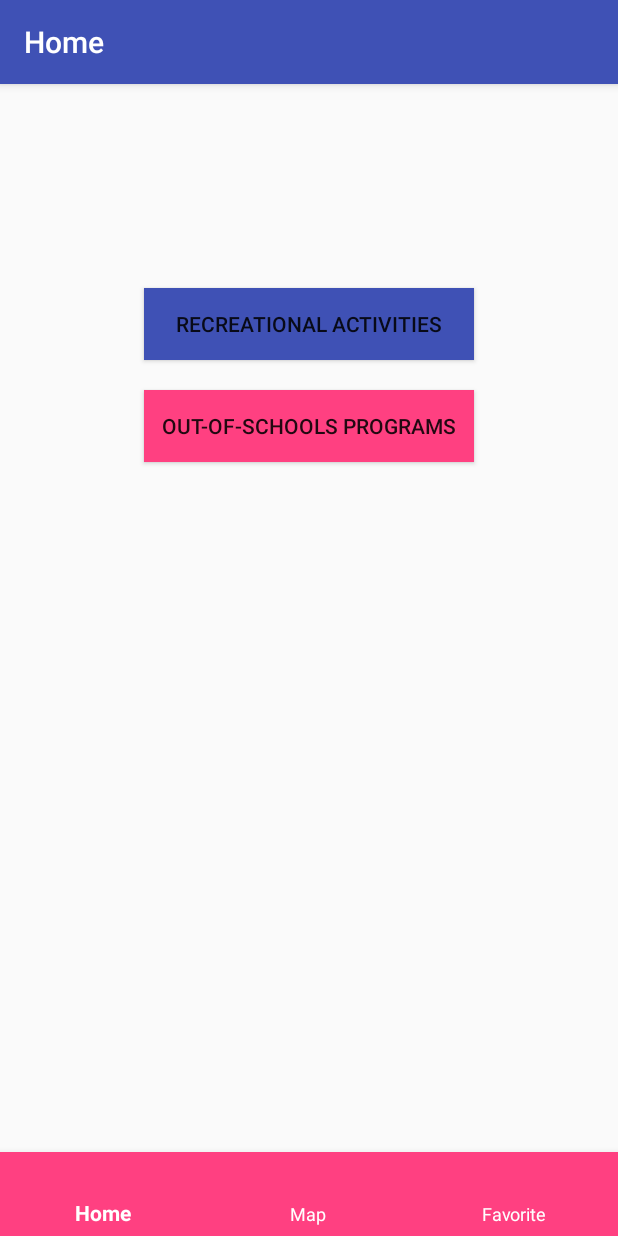
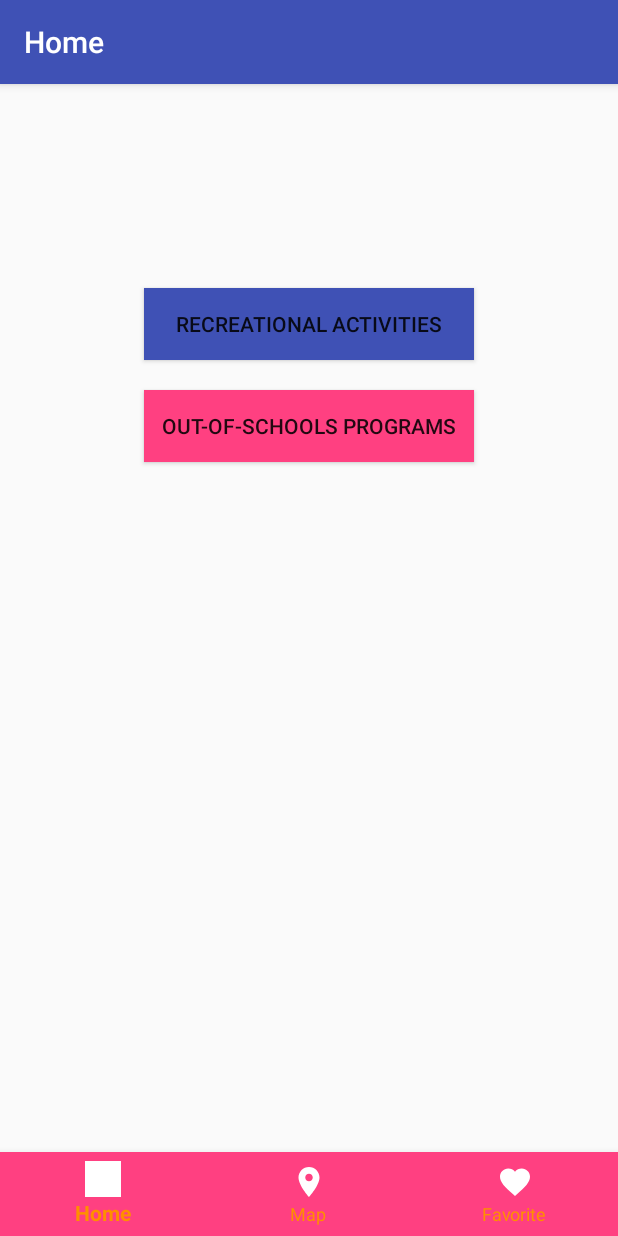
Before and after one commit to mrahimov/Hackathon, an Android app: the screen it shows after launch (MainActivity), on a phone screen of 412 x 824 dp. Run offline under Robolectric (Android 15) with nearby library versions, the phone set to English and light mode, and no system bars.

Commit message:
before his pull

```diff
--- /dev/null
+++ b/app/src/main/res/drawable/home.xml
@@ -0,0 +1,9 @@
+<vector xmlns:android="http://schemas.android.com/apk/res/android"
+        android:width="24dp"
+        android:height="24dp"
+        android:viewportWidth="24.0"
+        android:viewportHeight="24.0">
+    <path
+        android:fillColor="#FF000000"
+        android:pathData="M10,20v-6h4v6h5v-8h3L12,3 2,12h3v8z"/>
+</vector>
--- /dev/null
+++ b/app/src/main/res/drawable/map.xml
@@ -0,0 +1,9 @@
+<vector xmlns:android="http://schemas.android.com/apk/res/android"
+        android:width="24dp"
+        android:height="24dp"
+        android:viewportWidth="24.0"
+        android:viewportHeight="24.0">
+    <path
+        android:fillColor="#FF000000"
+        android:pathData="M12,2C8.13,2 5,5.13 5,9c0,5.25 7,13 7,13s7,-7.75 7,-13c0,-3.87 -3.13,-7 -7,-7zM12,11.5c-1.38,0 -2.5,-1.12 -2.5,-2.5s1.12,-2.5 2.5,-2.5 2.5,1.12 2.5,2.5 -1.12,2.5 -2.5,2.5z"/>
+</vector>
--- a/app/src/main/res/layout/activity_main.xml
+++ b/app/src/main/res/layout/activity_main.xml
@@ -22,7 +22,7 @@
         app:itemBackground="@color/colorAccent"
         android:foreground="?attr/selectableItemBackground"
         app:itemIconTint="@android:color/white"
-        app:itemTextColor="@android:color/white"
+        app:itemTextColor="#ff8f00"
         app:menu="@menu/navigation" />
 
 </android.support.design.widget.CoordinatorLayout>
--- a/app/src/main/res/layout/fragment_out_of_school_programs.xml
+++ b/app/src/main/res/layout/fragment_out_of_school_programs.xml
@@ -10,8 +10,8 @@
         android:id="@+id/tab_layout"
         android:layout_width="match_parent"
         android:layout_gravity="top"
-        android:background="@color/colorPrimary"
-        app:tabIndicatorColor="@color/colorAccent"
+        android:background="#ff8f00"
+        app:tabIndicatorColor="#ff8f00"
         android:theme="@style/ThemeOverlay.AppCompat.Dark.ActionBar"
         android:layout_height="?attr/actionBarSize"/>
 
--- a/app/src/main/res/menu/navigation.xml
+++ b/app/src/main/res/menu/navigation.xml
@@ -3,14 +3,17 @@
 
     <item
         android:id="@+id/navigation_home"
-        android:title="Home" />
+        android:title="Home"
+        android:icon="@drawable/home" />
 
     <item
         android:id="@+id/navigation_map"
-        android:title="Map" />
+        android:title="Map"
+        android:icon="@drawable/map" />
 
     <item
         android:id="@+id/navigation_favorite"
-        android:title="Favorite" />
+        android:title="Favorite"
+        android:icon="@drawable/favourite" />
 
 </menu>
```
